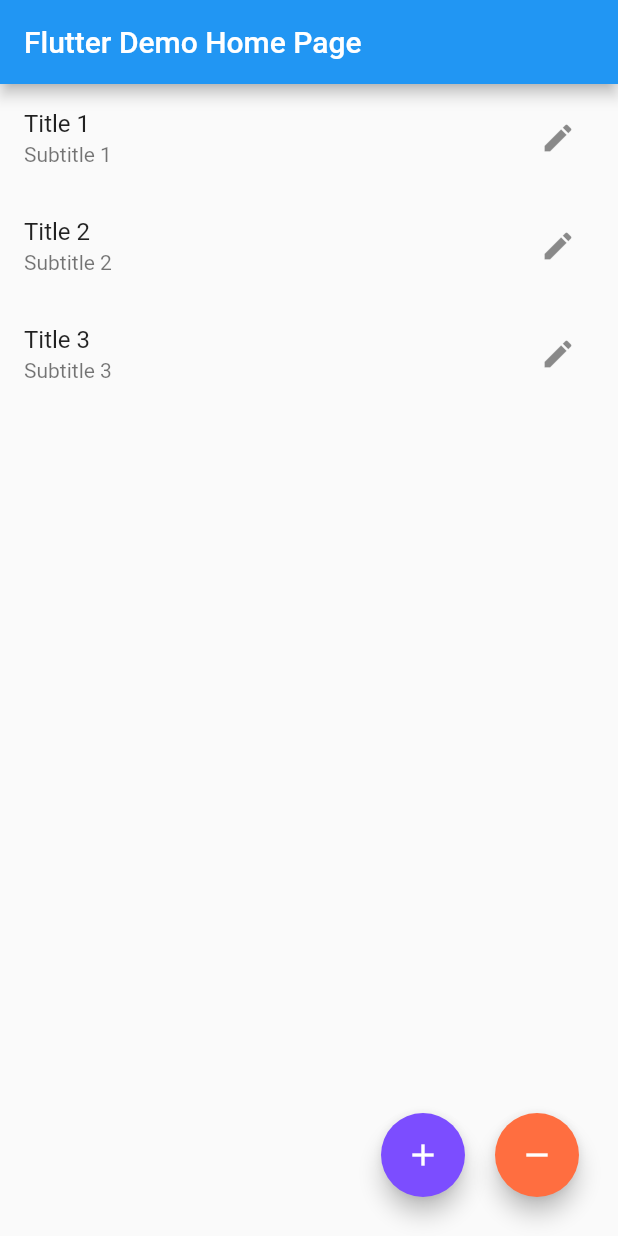
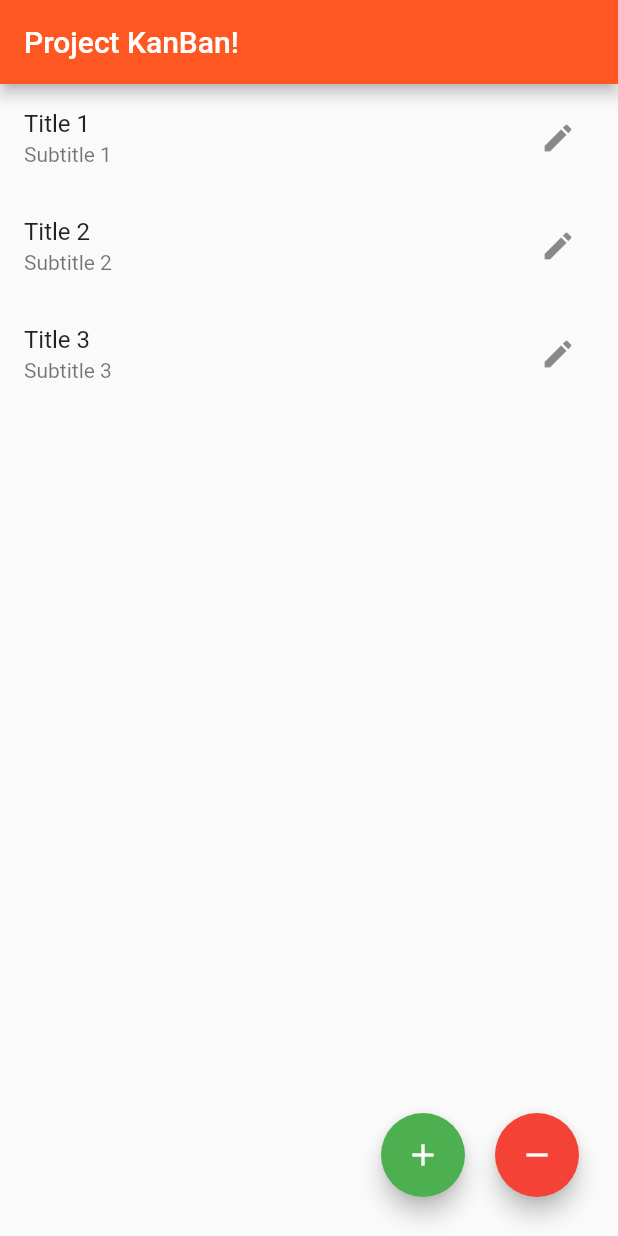
Before and after one commit to gabrielslater/task-board, a Flutter app: the screen it shows after launch, on a phone screen of 412 x 824 dp. Run offline on Flutter 3.47's test engine with Material 2 defaults, Android fonts, the phone set to English and light mode, and no system bars.

Commit message:
Color Scheme Change
Changed colors of app bar and buttons.

```diff
--- a/lib/main.dart
+++ b/lib/main.dart
@@ -11,11 +11,11 @@ class MyApp extends StatelessWidget {
   @override
   Widget build(BuildContext context) {
     return MaterialApp(
-      title: 'Flutter Demo',
+      title: 'KanBan!',
       theme: ThemeData(
-        primarySwatch: Colors.blue,
+        primarySwatch: Colors.deepOrange,
       ),
-      home: const MyHomePage(title: 'Flutter Demo Home Page'),
+      home: const MyHomePage(title: 'Project KanBan!'),
     );
   }
 }
@@ -82,7 +82,7 @@ class _MyHomePageState extends State<MyHomePage> {
               child: FloatingActionButton(
                 onPressed: _addCard,
                 tooltip: 'Add Card',
-                backgroundColor: Colors.deepPurpleAccent,
+                backgroundColor: Colors.green,
                 child: const Icon(Icons.add),
               )), //button first
 
@@ -91,7 +91,7 @@ class _MyHomePageState extends State<MyHomePage> {
               child: FloatingActionButton(
                 onPressed: _deleteCard,
                 tooltip: 'Delete Card',
-                backgroundColor: Colors.deepOrangeAccent,
+                backgroundColor: Colors.red,
                 child: const Icon(Icons.remove),
               )), // button third
           // Add more buttons here
```
